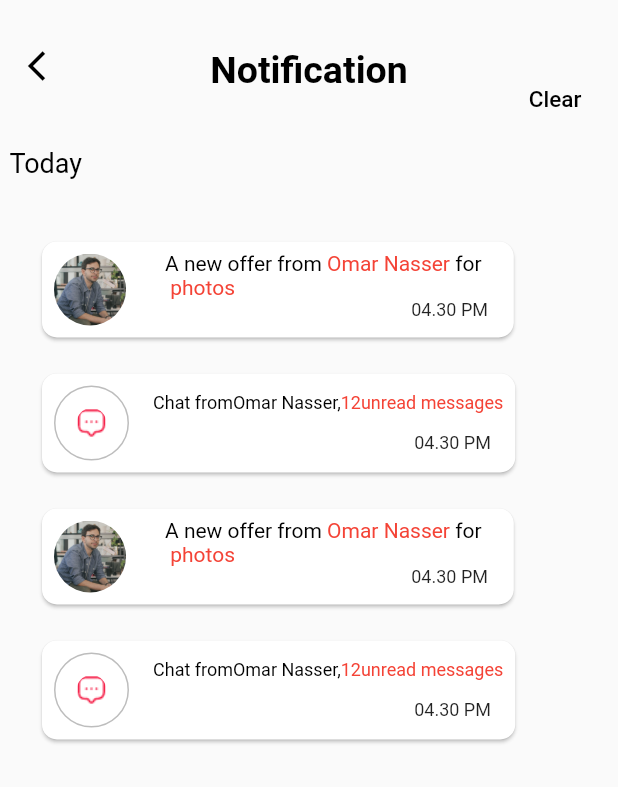
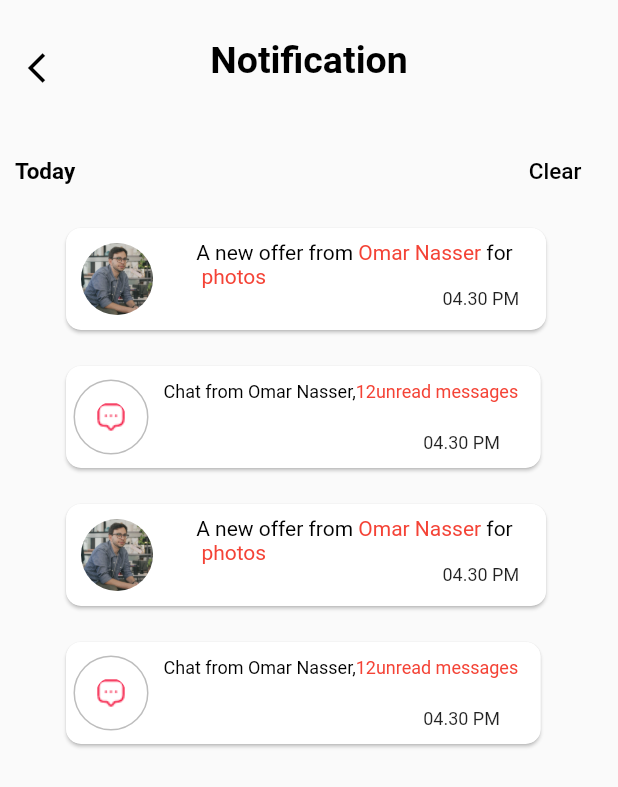
Before and after one commit to ashrafawzy/notiffication_app, a Flutter app: the screen it shows after launch, on a phone screen of 412 x 824 dp. Shown: the top 787 px of the screen. Run offline on Flutter 3.47's test engine with Material 2 defaults, Android fonts, the phone set to English and light mode, and no system bars.

Commit message:
[3]update

```diff
--- a/lib/widget/avetar.dart
+++ b/lib/widget/avetar.dart
@@ -27,7 +27,7 @@ class CardWidget extends StatelessWidget {
           child: Row(
             children: [
               Padding(
-                padding: const EdgeInsets.all(8.0),
+                padding: const EdgeInsets.all(10.0),
                 child: CircleAvatar(
                   foregroundImage: (imageCard!
                       ? AssetImage(imageAvatar!)
@@ -36,11 +36,12 @@ class CardWidget extends StatelessWidget {
                   backgroundColor: Colors.white70,
                 ),
               ),
-              Column(
+              Padding(
+                padding: const EdgeInsets.symmetric(horizontal: 15,vertical: 5),
+                child: Expanded(
+                  child: Column(
                     children: [
-                  Padding(
-                    padding: const  EdgeInsets.symmetric(horizontal: 18),
-                    child: RichText(
+                      RichText(
                         text: TextSpan(
                           text: 'A new offer from ',
                           // Here is the explicit parent TextStyle
@@ -59,26 +60,26 @@ class CardWidget extends StatelessWidget {
                                     fontSize: 14, color: Colors.black)),
                             TextSpan(
                               text: '\n $productName',
-                            style: const TextStyle(fontSize: 14, color: Colors.red),
+                              style: const TextStyle(
+                                  fontSize: 14, color: Colors.red),
+                            ),
+                          ],
+                        ),
+                      ),
+                      Padding(
+                        padding: const EdgeInsets.only(left: 165, bottom: 5),
+                        child: Text(
+                          ' 04.30 PM ',
+                          style: TextStyle(
+                              fontSize: 12, fontWeight: FontWeight.normal),
+                        ),
                       ),
                     ],
                   ),
                 ),
               ),
-                  Padding(
-                    padding: const EdgeInsets.only(left: 165,bottom: 5),
-                    child: Text(
-                      ' 04.30 PM ',
-                      style:
-                      TextStyle(fontSize: 12, fontWeight: FontWeight.normal),
-                    ),
-                  ), ],
-              ),
             ],
           ),
-
-
-
         ),
       )
     ]);
--- a/lib/widget/chat_widget.dart
+++ b/lib/widget/chat_widget.dart
@@ -8,9 +8,11 @@ class ChatWidget extends StatelessWidget {
   final bool? imageCard;
 
   const ChatWidget(
-      {Key? key, required this.name,
+      {Key? key,
+      required this.name,
       required this.massageNumber,
-      required this.imageCard}) : super(key: key);
+      required this.imageCard})
+      : super(key: key);
 
   @override
   Widget build(BuildContext context) {
@@ -23,10 +25,12 @@ class ChatWidget extends StatelessWidget {
           shape:
               RoundedRectangleBorder(borderRadius: BorderRadius.circular(10)),
           elevation: 1,
-          child: Row(children: [
-            Padding(
-              padding: const EdgeInsets.all(8.0),
-              child: Container(
+
+           child: Padding(
+             padding: const EdgeInsets.all(5.0),
+             child: Row(
+                children: [
+                  Container(
                     decoration: BoxDecoration(
                       shape: BoxShape.circle,
                       border: Border.all(
@@ -46,14 +50,16 @@ class ChatWidget extends StatelessWidget {
                       ),
                     ),
                   ),
-            ),
-            Column(
+
+
+              Padding(
+                padding: const EdgeInsets.symmetric(horizontal: 10,vertical: 5),
+                child: Expanded(
+                  child: Column(
                     children: [
-                Padding(
-                  padding: const EdgeInsets.symmetric(horizontal: 8),
-                  child: RichText(
+                      RichText(
                         text: TextSpan(
-                      text: 'Chat from',
+                          text: 'Chat from ',
                           // Here is the explicit parent TextStyle
                           style: const TextStyle(
                             fontSize: 12,
@@ -66,27 +72,30 @@ class ChatWidget extends StatelessWidget {
                                     TextStyle(fontSize: 12, color: Colors.black)),
                             TextSpan(
                                 text: '$massageNumber',
-                            style:
-                                const TextStyle(fontSize: 12, color: Colors.red)),
+                                style: const TextStyle(
+                                    fontSize: 12, color: Colors.red)),
                             const TextSpan(
                                 text: 'unread messages',
+                                style:
+                                    TextStyle(fontSize: 12, color: Colors.red)),
+                          ],
+                        ),
+                      ),
+                      Padding(
+                        padding: const EdgeInsets.only(left: 155,top: 20),
+                        child: const Text(
+                          ' 04.30 PM ',
                           style: TextStyle(
-                                fontSize: 12, color: Colors.red)),
+                              fontSize: 12, fontWeight: FontWeight.normal),
+                          textAlign: TextAlign.right,
+                        ),
+                      ),
                     ],
                   ),
                 ),
               ),
-                Padding(
-                  padding: const EdgeInsets.only(left: 165,top: 13,right: 5),
-                  child: const Text(
-                    ' 04.30 PM ',
-                    style:
-                    TextStyle(fontSize: 12, fontWeight: FontWeight.normal),textAlign: TextAlign.right,
+          ]),
            ),
-                ), ],
-            ),
-
-          ]),
         ),
       )
     ]);
--- a/lib/widget/home_page.dart
+++ b/lib/widget/home_page.dart
@@ -19,58 +19,53 @@ class _HomePageState extends State<HomePage> {
           elevation: 0,
           leading: Padding(
             padding: const EdgeInsets.only(left: 5),
-            child: Column(
-              children: [
-                Padding(
-                  padding: const EdgeInsets.only(top: 20),
+            child: Padding(
+              padding: const EdgeInsets.only(top: 10),
               child: IconButton(
                 icon: Icon(Icons.arrow_back_ios, color: Colors.black),
                 onPressed: () => Navigator.of(context).pop(),
               ),
             ),
-                const Padding(
-                  padding: EdgeInsets.only(top: 30),
-                  child: Text(
-                    'Today',
-                    style: TextStyle(fontSize: 18, color: Colors.black),
           ),
-                )
-              ],
-            ),
-          ),
-          toolbarHeight: 133,
+          toolbarHeight: 80,
           centerTitle: true,
           title: Column(
             children: const [
-              Padding(
-                padding: EdgeInsets.only(bottom: 40),
-                child: Text(
+              Text(
                 'Notification',
                 style: TextStyle(
                     fontSize: 25,
                     fontWeight: FontWeight.bold,
                     color: Colors.black),
               ),
-              ),
             ],
           ),
-          actions: <Widget>[
+
+        ),
+        body: Column(
+          children: [
             Padding(
-              padding: const EdgeInsets.symmetric(horizontal: 10),
-              child: TextButton(
+              padding: const EdgeInsets.all(10.0),
+              child: Row(mainAxisAlignment: MainAxisAlignment.spaceBetween,
+              children: [
+                Text('Today',style: TextStyle(fontSize: 15, color: Colors.black,fontWeight: FontWeight.bold),),
+                TextButton(
                   onPressed: () {},
                   child: const Text(
                     'Clear',
                     style: TextStyle(fontSize: 15, color: Colors.black),
                   ),
                 ),
-            ),
               ],
           ),
-        body: Padding(
-          padding: const EdgeInsets.all(24),
+            ),
+
+            Padding(
+              padding: const EdgeInsets.symmetric(horizontal: 40),
               child: Column(
+
                 children: const [
+
                   CardWidget(
                     productName: 'photos',
                     name: 'Omar Nasser',
@@ -79,6 +74,7 @@ class _HomePageState extends State<HomePage> {
                   SizedBox(
                     height: 16,
                   ),
+
                   ChatWidget(
                     massageNumber: 12,
                     name: 'Omar Nasser',
@@ -102,6 +98,8 @@ class _HomePageState extends State<HomePage> {
                   )
                 ],
               ),
+            ),
+          ],
         ));
   }
 }
```
Lines whose indentation alone changed are shown as unchanged.
